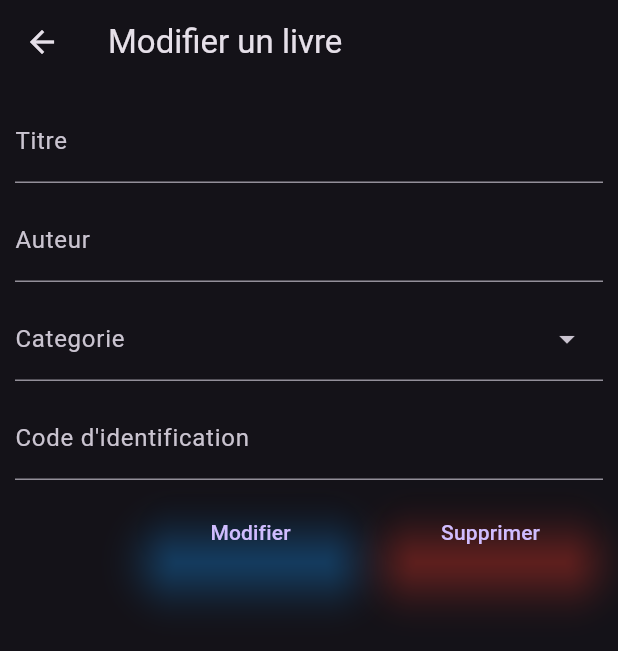
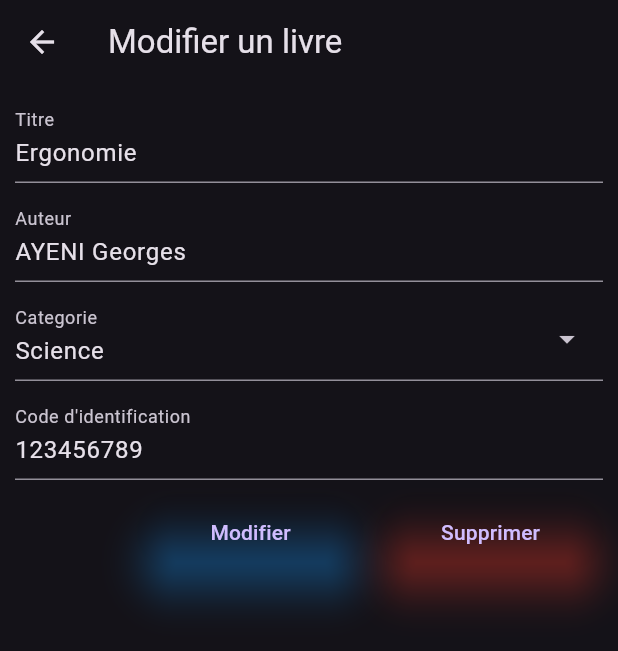
Before and after one commit to Georges987/book_app_flutter, a Flutter app: the EditBook screen opened directly, on a phone screen of 412 x 824 dp. Shown: the top 651 px of the screen. Run offline on Flutter 3.47's test engine with Material 3 defaults, Android fonts, the phone set to English and light mode, and no system bars; network calls fail.

Commit message:
stable 2

```diff
--- a/lib/widget.dart
+++ b/lib/widget.dart
@@ -355,6 +355,7 @@ class Admin extends StatelessWidget {
   @override
   Widget build(BuildContext context) {
     return Scaffold(
+        appBar: AppBar(),
         body: Center(
           child: Column(
             mainAxisAlignment: MainAxisAlignment.center,
@@ -512,8 +513,30 @@ class AddBook extends StatelessWidget {
   }
 }
 
-class EditBook extends StatelessWidget {
+class EditBook extends StatefulWidget {
   const EditBook({super.key});
+
+  @override
+  State<EditBook> createState() => _EditBookState();
+}
+
+class _EditBookState extends State<EditBook> {
+  final TextEditingController _titreController = TextEditingController();
+  final TextEditingController _auteurController = TextEditingController();
+  final TextEditingController _categorieController = TextEditingController();
+  final TextEditingController _codeController = TextEditingController();
+
+  @override
+  void initState() {
+    // TODO: implement initState
+    super.initState();
+    setState(() {
+      _titreController.text = "Ergonomie";
+      _auteurController.text = "AYENI Georges";
+      _categorieController.text = "Science";
+      _codeController.text = "123456789";
+    });
+  }
 
   @override
   Widget build(BuildContext context) {
@@ -521,44 +544,48 @@ class EditBook extends StatelessWidget {
       appBar: AppBar(
         title: const Text("Modifier un livre"),
       ),
-      body: const SingleChildScrollView(
-        padding: EdgeInsets.all(10),
+      body: SingleChildScrollView(
+        padding: const EdgeInsets.all(10),
         child: Column(
           children: [
             TextField(
-              decoration: InputDecoration(
+              controller: _titreController,
+              decoration: const InputDecoration(
                 labelText: "Titre",
               ),
             ),
-            SizedBox(
+            const SizedBox(
               height: 10,
             ),
             TextField(
-              decoration: InputDecoration(
+              controller: _auteurController,
+              decoration: const InputDecoration(
                 labelText: "Auteur",
               ),
             ),
-            SizedBox(
+            const SizedBox(
               height: 10,
             ),
             TextField(
-              decoration: InputDecoration(
+              controller: _categorieController,
+              decoration: const InputDecoration(
                 labelText: "Categorie",
                 suffixIcon: Icon(Icons.arrow_drop_down),
               ),
             ),
-            SizedBox(
+            const SizedBox(
               height: 10,
             ),
             TextField(
-              decoration: InputDecoration(
+              controller: _codeController,
+              decoration: const InputDecoration(
                 labelText: "Code d'identification",
               ),
             ),
-            SizedBox(
+            const SizedBox(
               height: 10,
             ),
-            Row(
+            const Row(
               children: [
                 Spacer(),
                 ParticularBtn(title: "Modifier", color: Colors.blue),
@@ -590,9 +617,20 @@ class InfoBook extends StatelessWidget {
             const SizedBox(
               height: 20,
             ),
-            Image.network(
+            Container(
+              height: 250,
+              child: Image.network(
                 "https://img.freepik.com/psd-gratuit/illustration-code-barres-isolee_23-2150584086.jpg?size=626&ext=jpg&ga=GA1.1.1292351815.1709856000&semt=ais",
                 fit: BoxFit.cover,
+                loadingBuilder: (context, child, loadingProgress) {
+                  if (loadingProgress == null) {
+                    return child;
+                  }
+                  return const Center(
+                    child: CircularProgressIndicator(),
+                  );
+                },
+              ),
             ),
             const SizedBox(
               height: 20,
```
Lines whose indentation alone changed are shown as unchanged.
